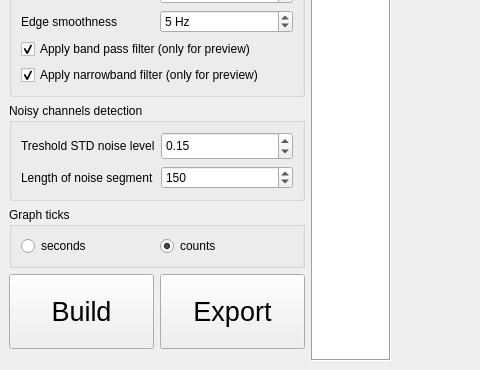
Qt form SyncGraph.ui (salmanchik1/SyncGraph) before a commit; both pictures show x 0 to 480 and y 526 to 896 of the 1024 by 896 pixel window.
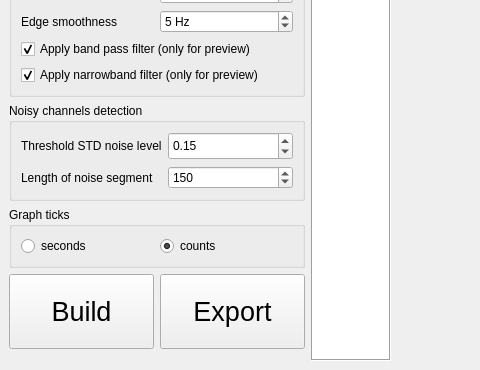
The same form after that commit.

Commit message: treshold to threshold correction in UI

```diff
--- a/SyncGraph.ui
+++ b/SyncGraph.ui
@@ -215,7 +215,7 @@
         <item row="0" column="0">
          <widget class="QLabel" name="label_7">
           <property name="text">
-           <string>Treshold STD noise level</string>
+           <string>Threshold STD noise level</string>
           </property>
           <property name="alignment">
            <set>Qt::AlignLeading|Qt::AlignLeft|Qt::AlignVCenter</set>
```
The commit also changes 1 other file.
